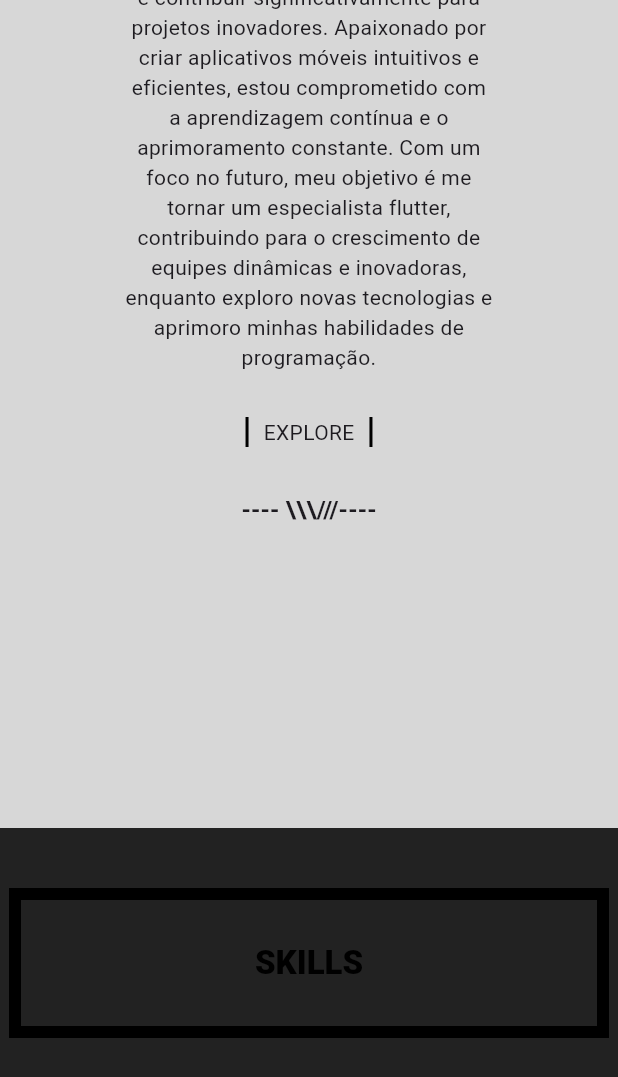
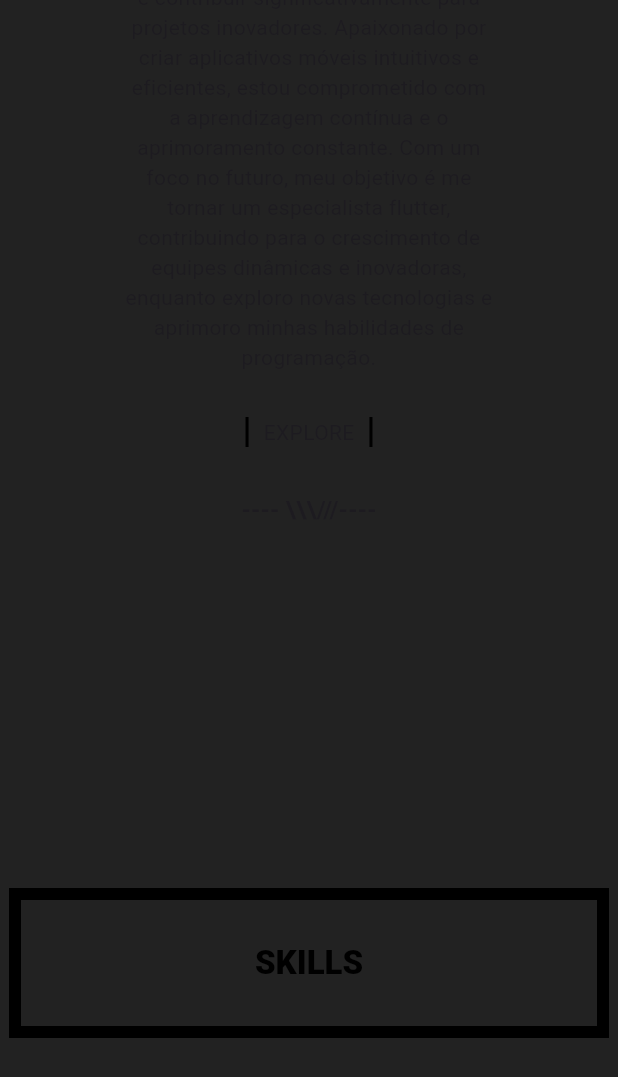
Before and after one commit to MateusLucasDaSilva/site_mateus, a Flutter app: the HomePage screen opened directly, scrolled down 1152 dp, on a phone screen of 412 x 824 dp. Shown: the top 1077 px of the screen. Run offline on Flutter 3.47's test engine with Material 3 defaults, Android fonts, the phone set to English and light mode, and no system bars; our stand-ins replace google_fonts; statements that could not run were skipped.

Commit message:
new color

```diff
--- a/lib/src/presentation/shared/app/app_colors.dart
+++ b/lib/src/presentation/shared/app/app_colors.dart
@@ -1,5 +1,6 @@
 import 'package:flutter/material.dart';
 
 class AppColors {
-  static const Color ligth = Color(0xffd7d7d7);
+  static const Color light = Color(0xffd7d7d7);
+  static const Color back = Color(0xff1a1a1a);
 }
```
